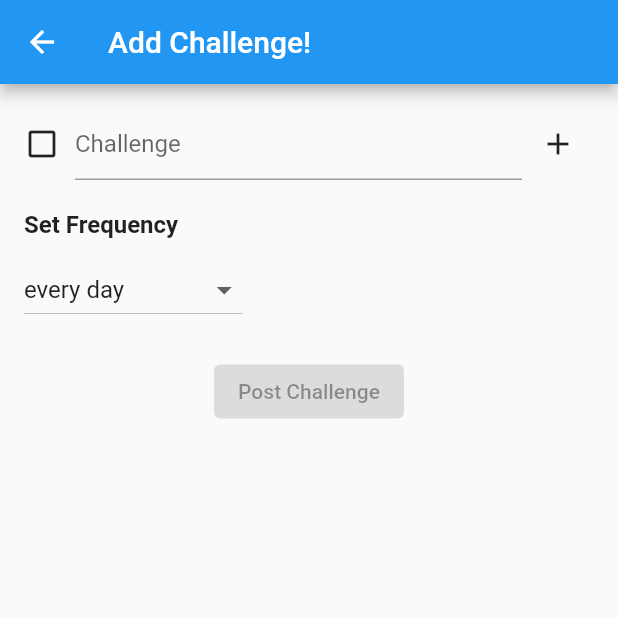
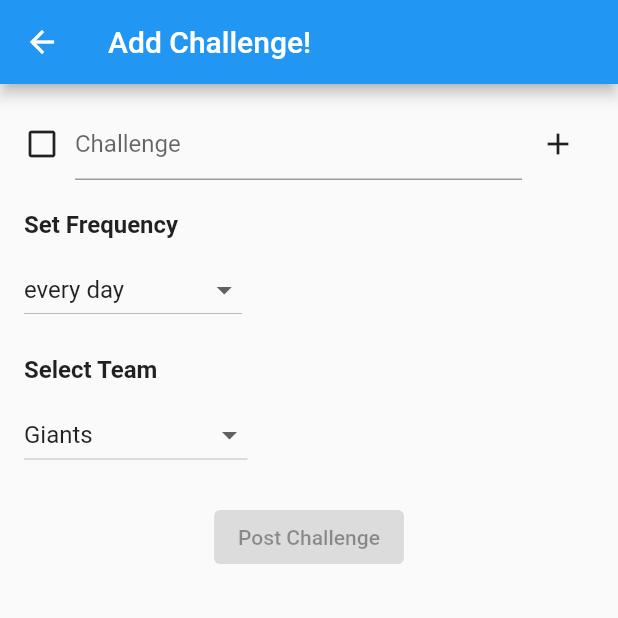
Before and after one commit to stikenganayo/TeamUP, a Flutter app: the CreateChallenge screen opened directly, on a phone screen of 412 x 824 dp, the top half of it. Run offline on Flutter 3.47's test engine with Material 2 defaults, Android fonts, the phone set to English and light mode, and no system bars; our stand-ins replace camera.

Commit message:
challenge and event pages updated

```diff
--- a/lib/screens/add_challenge_screen.dart
+++ b/lib/screens/add_challenge_screen.dart
@@ -25,6 +25,20 @@ class _CreateChallengeState extends State<CreateChallenge> {
     // Add more options as needed
   ];
 
+  String selectedTeam = "Giants"; // Default value
+  List<String> frequencySelection = [
+    "Giants",
+    "Bulldogs",
+    "Johnson Beauty's",
+    "Fam",
+    // Add more options as needed
+  ];
+
+  bool areFieldsFilled() {
+    return challengeDataList.isNotEmpty &&
+        challengeDataList.every((data) => data.challengeTitle.isNotEmpty);
+  }
+
   @override
   Widget build(BuildContext context) {
     return Scaffold(
@@ -44,6 +58,8 @@ class _CreateChallengeState extends State<CreateChallenge> {
               const SizedBox(height: 20),
               _buildFrequencySection(),
               const SizedBox(height: 20),
+              _buildTeamSelection(),
+              const SizedBox(height: 20),
               ElevatedButton(
                 onPressed: areFieldsFilled() ? () => postChallenge() : null,
                 child: Text('Post Challenge'),
@@ -56,14 +72,34 @@ class _CreateChallengeState extends State<CreateChallenge> {
   }
 
   Widget _buildChallengeRow(ChallengeData data) {
-    return Row(
+    int index = challengeDataList.indexOf(data);
+    bool hasMultipleItems = challengeDataList.length > 1;
+
+    return Column(
+      crossAxisAlignment: CrossAxisAlignment.start,
+      children: [
+        if (index == 0 && hasMultipleItems) // Display the title if index is 0 and there are multiple items
+          Padding(
+            padding: const EdgeInsets.only(bottom: 10.0), // Add spacing below the title
+            child: TextFormField(
+              style: TextStyle(fontSize: 16),
+              onChanged: (value) {
+                // Handle changes to the title if needed
+              },
+              decoration: InputDecoration(
+                hintText: 'Challenge Title',
+              ),
+            ),
+          ),
+        Row(
           children: [
             const Icon(Icons.check_box_outline_blank),
             const SizedBox(width: 10),
             Flexible(
-          child: TextField(
+              child: TextFormField(
                 onChanged: (value) {
                   data.challengeTitle = value;
+                  setState(() {}); // Rebuild the UI when a field changes
                 },
                 decoration: const InputDecoration(
                   hintText: 'Challenge',
@@ -83,6 +119,19 @@ class _CreateChallengeState extends State<CreateChallenge> {
                   );
                 });
               },
+            ),
+            if (hasMultipleItems) // Only display the close icon if there are multiple items
+              IconButton(
+                icon: Icon(Icons.close),
+                onPressed: () {
+                  setState(() {
+                    if (index >= 0) {
+                      challengeDataList.removeAt(index);
+                    }
+                  });
+                },
+              ),
+          ],
         ),
       ],
     );
@@ -124,10 +173,40 @@ class _CreateChallengeState extends State<CreateChallenge> {
     );
   }
 
-  bool areFieldsFilled() {
-    return challengeDataList.isNotEmpty &&
-        challengeDataList.every((data) => data.challengeTitle.isNotEmpty) &&
-        selectedFrequency.isNotEmpty;
+  Widget _buildTeamSelection() {
+    return Column(
+      crossAxisAlignment: CrossAxisAlignment.start,
+      children: [
+        const Text(
+          'Select Team',
+          style: TextStyle(
+            fontWeight: FontWeight.bold,
+            fontSize: 16,
+          ),
+        ),
+        const SizedBox(height: 10),
+        Container(
+          alignment: Alignment.centerLeft,
+          child: DropdownButton<String>(
+            value: selectedTeam,
+            onChanged: (String? newValue) {
+              setState(() {
+                selectedTeam = newValue!;
+              });
+            },
+            items: frequencySelection.map<DropdownMenuItem<String>>(
+                  (String value) {
+                return DropdownMenuItem<String>(
+                  value: value,
+                  child: Text(value),
+                );
+              },
+            ).toList(),
+            hint: Text('Select Team'),
+          ),
+        ),
+      ],
+    );
   }
 
   void postChallenge() {
```
Also changed, not shown: lib/screens/add_event_screen.dart (+41 -16 lines). Lines whose indentation alone changed are shown as unchanged.
